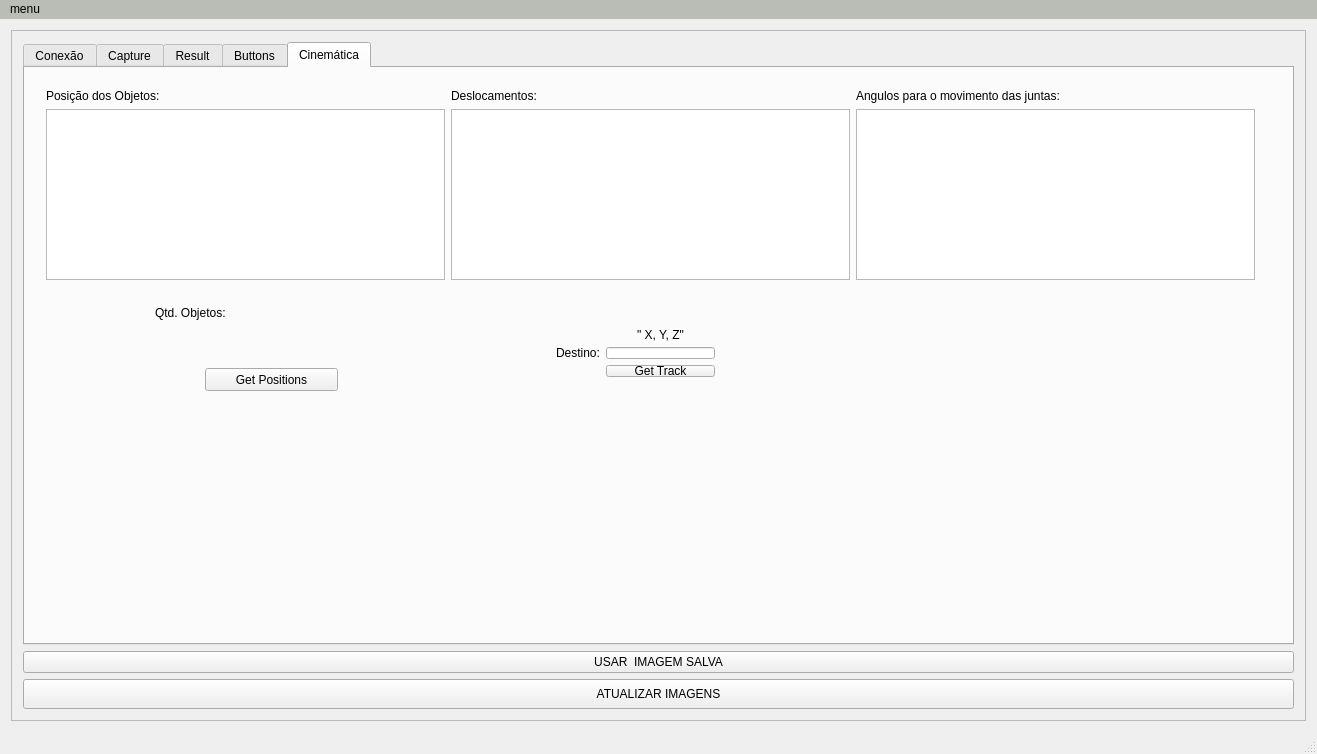
First picture: the form in Software-Qt/mainwindow.ui, repository EngineeringLibrary/BCN3D, before the edit.
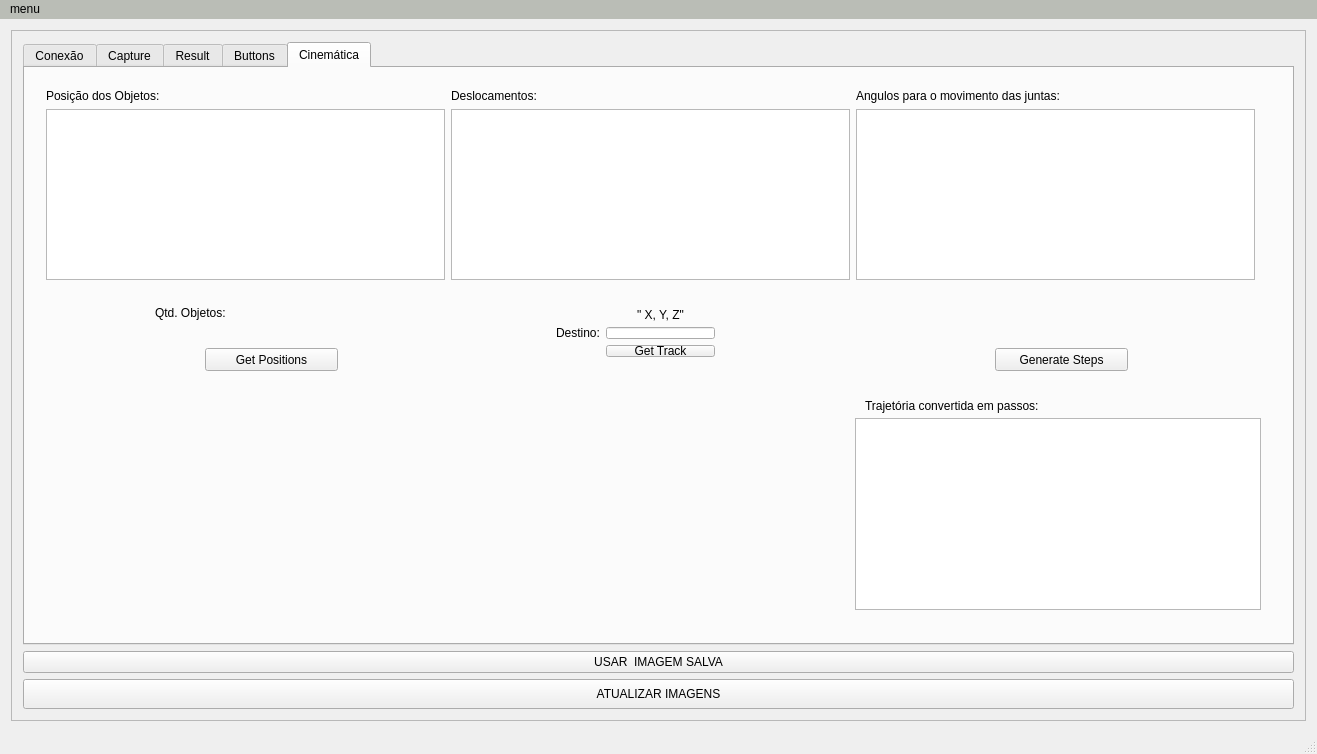
Second picture: the form after the edit. The open tabs and pages were chosen to show the change.

Commit message: Finalizando Geração de Trajetória convertida em Passos

```diff
--- a/Software-Qt/mainwindow.ui
+++ b/Software-Qt/mainwindow.ui
@@ -1139,7 +1139,7 @@
               <property name="geometry">
                <rect>
                 <x>180</x>
-                <y>300</y>
+                <y>280</y>
                 <width>133</width>
                 <height>23</height>
                </rect>
@@ -1194,7 +1194,7 @@
               <property name="geometry">
                <rect>
                 <x>520</x>
-                <y>250</y>
+                <y>230</y>
                 <width>181</width>
                 <height>70</height>
                </rect>
@@ -1229,6 +1229,42 @@
                </item>
               </layout>
              </widget>
+             <widget class="QPushButton" name="pushButton_GenSteps">
+              <property name="geometry">
+               <rect>
+                <x>970</x>
+                <y>280</y>
+                <width>133</width>
+                <height>23</height>
+               </rect>
+              </property>
+              <property name="text">
+               <string>Generate Steps</string>
+              </property>
+             </widget>
+             <widget class="QTextEdit" name="textEdit_StepTrack">
+              <property name="geometry">
+               <rect>
+                <x>830</x>
+                <y>350</y>
+                <width>406</width>
+                <height>192</height>
+               </rect>
+              </property>
+             </widget>
+             <widget class="QLabel" name="label_12">
+              <property name="geometry">
+               <rect>
+                <x>840</x>
+                <y>330</y>
+                <width>391</width>
+                <height>16</height>
+               </rect>
+              </property>
+              <property name="text">
+               <string>Trajetória convertida em passos:</string>
+              </property>
+             </widget>
             </widget>
            </widget>
           </item>
```
The commit also changes 4 other files.
